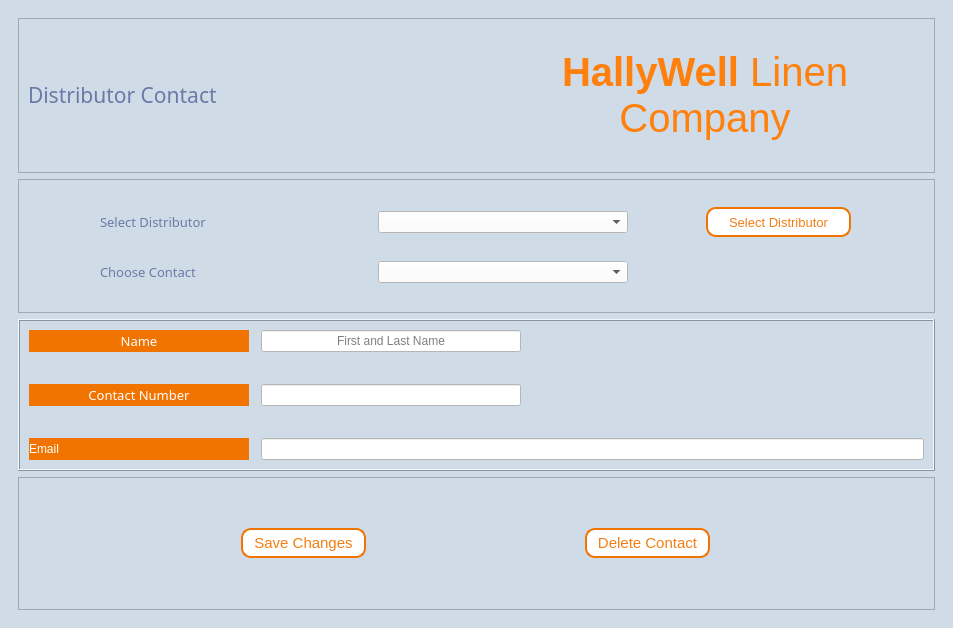
Qt form Hallywell CRMS v1/UI Files/DistributorContactForm.ui (apduong/CIS-3365) before a commit.
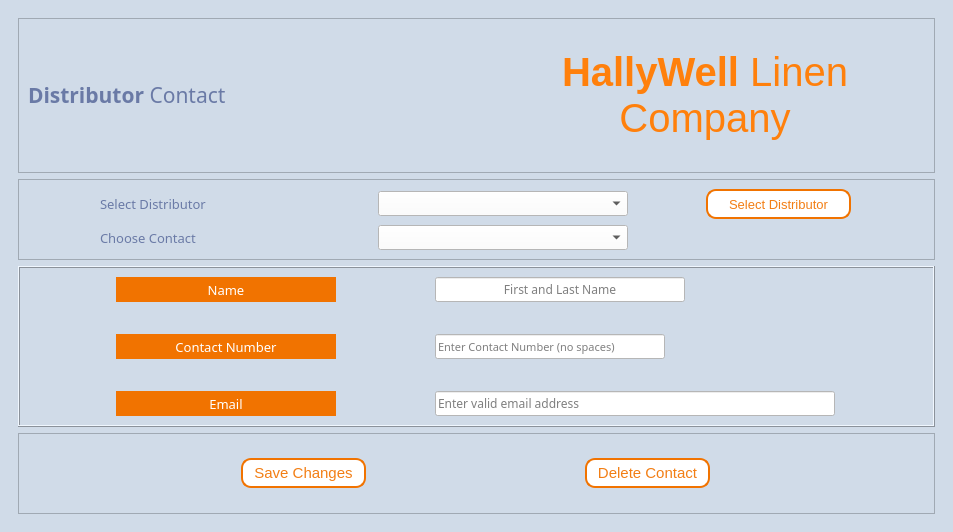
The same form after that commit. Icons and pictures are not drawn.

```diff
--- a/Hallywell CRMS v1/UI Files/DistributorContactForm.ui
+++ b/Hallywell CRMS v1/UI Files/DistributorContactForm.ui
@@ -7,12 +7,16 @@
     <x>0</x>
     <y>0</y>
     <width>953</width>
-    <height>628</height>
+    <height>532</height>
    </rect>
   </property>
   <property name="windowTitle">
    <string>Distributor Contact Form</string>
   </property>
+  <property name="windowIcon">
+   <iconset>
+    <normaloff>../hallywell_icon.png</normaloff>../hallywell_icon.png</iconset>
+  </property>
   <property name="styleSheet">
    <string notr="true">background-color:#D0DBE8;</string>
   </property>
@@ -40,7 +44,7 @@
          <x>0</x>
          <y>0</y>
          <width>931</width>
-         <height>606</height>
+         <height>510</height>
         </rect>
        </property>
        <layout class="QVBoxLayout" name="verticalLayout_2">
@@ -70,7 +74,7 @@
               <string notr="true">color:#6A7AA6</string>
              </property>
              <property name="text">
-              <string>&lt;html&gt;&lt;head/&gt;&lt;body&gt;&lt;p&gt;Distributor Contact &lt;/p&gt;&lt;/body&gt;&lt;/html&gt;</string>
+              <string>&lt;strong&gt; Distributor&lt;/strong&gt; Contact</string>
              </property>
              <property name="alignment">
               <set>Qt::AlignLeading|Qt::AlignLeft|Qt::AlignVCenter</set>
@@ -155,13 +159,13 @@
              <property name="minimumSize">
               <size>
                <width>250</width>
-               <height>0</height>
+               <height>25</height>
               </size>
              </property>
              <property name="maximumSize">
               <size>
                <width>200</width>
-               <height>16777215</height>
+               <height>25</height>
               </size>
              </property>
             </widget>
@@ -194,7 +198,20 @@
             </widget>
            </item>
            <item row="1" column="1">
-            <widget class="QComboBox" name="comboBox_contact"/>
+            <widget class="QComboBox" name="comboBox_contact">
+             <property name="minimumSize">
+              <size>
+               <width>0</width>
+               <height>25</height>
+              </size>
+             </property>
+             <property name="maximumSize">
+              <size>
+               <width>16777215</width>
+               <height>25</height>
+              </size>
+             </property>
+            </widget>
            </item>
            <item row="1" column="0">
             <widget class="QLabel" name="label">
@@ -245,39 +262,60 @@
            <property name="verticalSpacing">
             <number>32</number>
            </property>
-           <item row="0" column="1">
-            <widget class="QLineEdit" name="lineEdit_DisName">
+           <item row="2" column="0">
+            <widget class="QLabel" name="label_2">
              <property name="minimumSize">
               <size>
-               <width>250</width>
-               <height>0</height>
+               <width>220</width>
+               <height>25</height>
               </size>
              </property>
              <property name="maximumSize">
               <size>
-               <width>260</width>
-               <height>16777215</height>
+               <width>220</width>
+               <height>25</height>
               </size>
              </property>
-             <property name="maxLength">
-              <number>250</number>
+             <property name="font">
+              <font>
+               <family>Montserrat Medium</family>
+               <pointsize>10</pointsize>
+              </font>
+             </property>
+             <property name="text">
+              <string>Email</string>
              </property>
              <property name="alignment">
               <set>Qt::AlignCenter</set>
              </property>
-             <property name="placeholderText">
-              <string>First and Last Name</string>
-             </property>
             </widget>
            </item>
            <item row="1" column="1">
             <widget class="QLineEdit" name="lineEdit_DisCN">
+             <property name="minimumSize">
+              <size>
+               <width>230</width>
+               <height>25</height>
+              </size>
+             </property>
              <property name="maximumSize">
               <size>
-               <width>260</width>
-               <height>16777215</height>
+               <width>230</width>
+               <height>25</height>
               </size>
              </property>
+             <property name="font">
+              <font>
+               <family>Montserrat</family>
+               <pointsize>8</pointsize>
+              </font>
+             </property>
+             <property name="maxLength">
+              <number>15</number>
+             </property>
+             <property name="placeholderText">
+              <string>Enter Contact Number (no spaces)</string>
+             </property>
             </widget>
            </item>
            <item row="1" column="0">
@@ -285,13 +323,13 @@
              <property name="minimumSize">
               <size>
                <width>220</width>
-               <height>0</height>
+               <height>25</height>
               </size>
              </property>
              <property name="maximumSize">
               <size>
                <width>250</width>
-               <height>35</height>
+               <height>25</height>
               </size>
              </property>
              <property name="font">
@@ -319,7 +357,13 @@
              <property name="minimumSize">
               <size>
                <width>220</width>
-               <height>0</height>
+               <height>25</height>
+              </size>
+             </property>
+             <property name="maximumSize">
+              <size>
+               <width>220</width>
+               <height>25</height>
               </size>
              </property>
              <property name="font">
@@ -342,15 +386,64 @@
              </property>
             </widget>
            </item>
-           <item row="2" column="0">
-            <widget class="QLabel" name="label_2">
-             <property name="text">
-              <string>Email</string>
+           <item row="0" column="1">
+            <widget class="QLineEdit" name="lineEdit_DisName">
+             <property name="minimumSize">
+              <size>
+               <width>250</width>
+               <height>25</height>
+              </size>
+             </property>
+             <property name="maximumSize">
+              <size>
+               <width>250</width>
+               <height>25</height>
+              </size>
+             </property>
+             <property name="font">
+              <font>
+               <family>Montserrat</family>
+               <pointsize>9</pointsize>
+              </font>
+             </property>
+             <property name="maxLength">
+              <number>50</number>
+             </property>
+             <property name="alignment">
+              <set>Qt::AlignCenter</set>
+             </property>
+             <property name="placeholderText">
+              <string>First and Last Name</string>
              </property>
             </widget>
            </item>
            <item row="2" column="1">
-            <widget class="QLineEdit" name="lineEdit_email"/>
+            <widget class="QLineEdit" name="lineEdit_email">
+             <property name="minimumSize">
+              <size>
+               <width>400</width>
+               <height>25</height>
+              </size>
+             </property>
+             <property name="maximumSize">
+              <size>
+               <width>400</width>
+               <height>25</height>
+              </size>
+             </property>
+             <property name="font">
+              <font>
+               <family>Montserrat Medium</family>
+               <pointsize>9</pointsize>
+              </font>
+             </property>
+             <property name="maxLength">
+              <number>100</number>
+             </property>
+             <property name="placeholderText">
+              <string>Enter valid email address</string>
+             </property>
+            </widget>
            </item>
           </layout>
          </widget>
```
